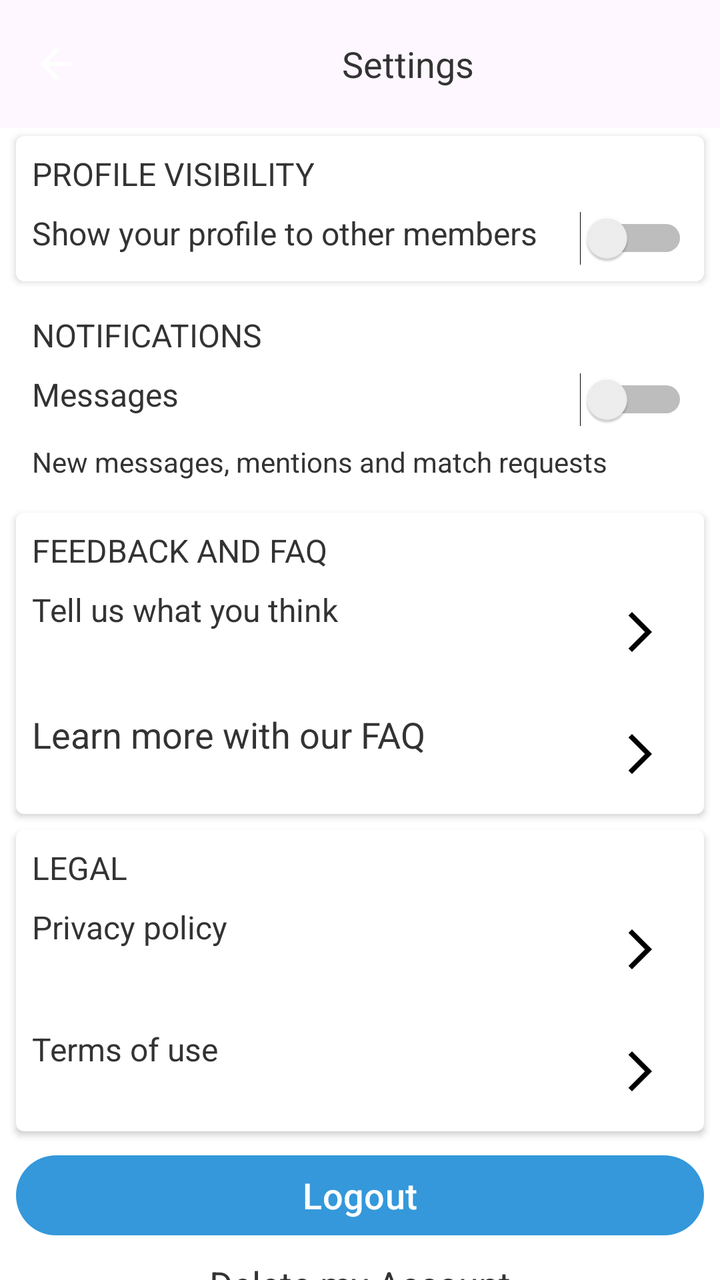
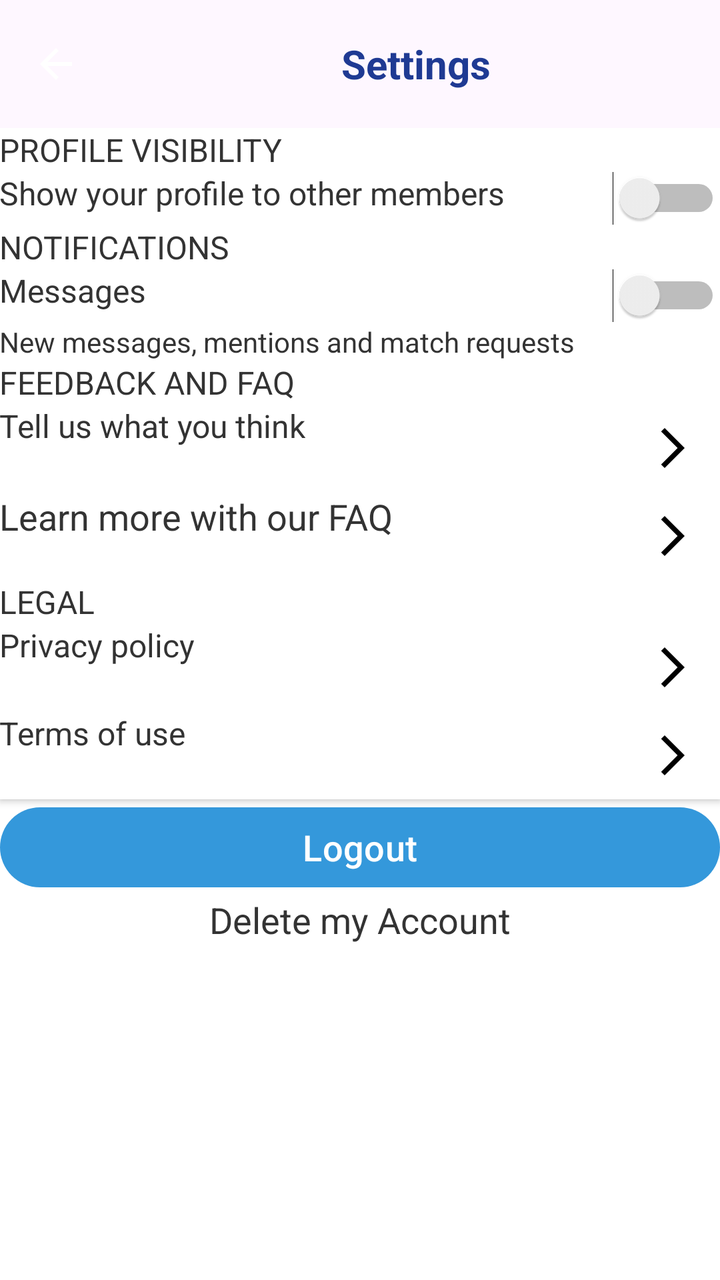

An Android layout rendered at two revisions. The XML below is the earlier revision; the diff shows what the commit changed to produce the second picture.
<!-- AndroidManifest.xml: application theme Theme.MSApplication -->
<!-- res/layout/activity_settings.xml -->
<?xml version="1.0" encoding="utf-8"?>
<androidx.coordinatorlayout.widget.CoordinatorLayout xmlns:android="http://schemas.android.com/apk/res/android"
    xmlns:app="http://schemas.android.com/apk/res-auto"
    xmlns:tools="http://schemas.android.com/tools"
    android:layout_width="match_parent"
    android:layout_height="match_parent"
    tools:context=".SettingsActivity">

    <com.google.android.material.appbar.AppBarLayout
        android:layout_width="match_parent"
        android:layout_height="wrap_content"
        android:theme="@style/ThemeOverlay.MaterialComponents.Dark.ActionBar">

        <com.google.android.material.appbar.MaterialToolbar
            android:id="@+id/toolbar"
            android:layout_width="match_parent"
            android:layout_height="?attr/actionBarSize"
            android:elevation="4dp"
            app:layout_scrollFlags="scroll|enterAlways"
            app:navigationIcon="?android:attr/homeAsUpIndicator"
            app:titleTextColor="@color/black">

            <TextView
                android:layout_width="match_parent"
                android:layout_height="wrap_content"
                android:layout_marginEnd="8dp"
                android:text="@string/settings"
                android:textAlignment="center"
                android:textSize="18sp" />

        </com.google.android.material.appbar.MaterialToolbar>

    </com.google.android.material.appbar.AppBarLayout>

    <androidx.core.widget.NestedScrollView
        android:layout_width="match_parent"
        android:layout_height="match_parent"
        app:layout_behavior="@string/appbar_scrolling_view_behavior">

        <LinearLayout
            android:layout_width="match_parent"
            android:layout_height="match_parent"
            android:orientation="vertical">

            <androidx.cardview.widget.CardView
                android:id="@+id/profileVisibility"
                android:layout_width="match_parent"
                android:layout_height="wrap_content"
                android:layout_marginHorizontal="8dp"
                android:layout_marginVertical="4dp"
                android:elevation="4dp"
                android:paddingTop="16dp"
                app:cardCornerRadius="4dp">

                <LinearLayout
                    android:layout_width="match_parent"
                    android:layout_height="wrap_content"
                    android:orientation="vertical"
                    android:paddingHorizontal="8dp">

                    <TextView
                        android:layout_width="wrap_content"
                        android:layout_height="wrap_content"
                        android:layout_marginTop="8dp"
                        android:text="@string/profile_visibility"
                        android:textSize="16sp" />

                    <LinearLayout
                        android:layout_width="match_parent"
                        android:layout_height="wrap_content"
                        android:layout_marginVertical="8dp"
                        android:orientation="horizontal">

                        <TextView
                            android:layout_width="0dp"
                            android:layout_height="wrap_content"
                            android:layout_weight="1"
                            android:text="@string/show_your_profile_to_other_members"
                            android:textSize="16sp" />

                        <Switch
                            android:layout_width="wrap_content"
                            android:layout_height="wrap_content"
                            android:layout_gravity="end"
                            tools:ignore="UseSwitchCompatOrMaterialXml" />

                    </LinearLayout>

                </LinearLayout>
            </androidx.cardview.widget.CardView>

            <androidx.cardview.widget.CardView
                android:id="@+id/notifications"
                android:layout_width="match_parent"
                android:layout_height="wrap_content"
                android:layout_marginHorizontal="8dp"
                android:layout_marginVertical="4dp"
                android:elevation="4dp"
                app:cardCornerRadius="4dp">

                <LinearLayout
                    android:layout_width="match_parent"
                    android:layout_height="wrap_content"
                    android:orientation="vertical"
                    android:paddingHorizontal="8dp">

                    <TextView
                        android:layout_width="wrap_content"
                        android:layout_height="wrap_content"
                        android:layout_marginTop="8dp"
                        android:text="@string/notifications"
                        android:textAllCaps="true"
                        android:textSize="16sp" />

                    <LinearLayout
                        android:layout_width="match_parent"
                        android:layout_height="wrap_content"
                        android:layout_marginVertical="8dp"
                        android:orientation="horizontal">

                        <TextView
                            android:layout_width="0dp"
                            android:layout_height="wrap_content"
                            android:layout_weight="1"
                            android:text="@string/messages"
                            android:textSize="16sp" />

                        <Switch
                            android:layout_width="wrap_content"
                            android:layout_height="wrap_content"
                            android:layout_gravity="end"
                            tools:ignore="UseSwitchCompatOrMaterialXml" />

                    </LinearLayout>

                    <TextView
                        android:layout_width="match_parent"
                        android:layout_height="wrap_content"
                        android:layout_marginBottom="8dp"
                        android:text="@string/new_messages_mentions_and_match_requests" />

                </LinearLayout>
            </androidx.cardview.widget.CardView>

            <androidx.cardview.widget.CardView
                android:id="@+id/feedback_faq"
                android:layout_width="match_parent"
                android:layout_height="wrap_content"
                android:layout_marginHorizontal="8dp"
                android:layout_marginVertical="4dp"
                android:elevation="4dp"
                app:cardCornerRadius="4dp">

                <LinearLayout
                    android:layout_width="match_parent"
                    android:layout_height="wrap_content"
                    android:orientation="vertical"
                    android:paddingHorizontal="8dp">

                    <TextView
                        android:layout_width="wrap_content"
                        android:layout_height="wrap_content"
                        android:layout_marginTop="8dp"
                        android:text="@string/feedback_and_faq"
                        android:textSize="16sp" />

                    <LinearLayout
                        android:layout_width="match_parent"
                        android:layout_height="wrap_content"
                        android:layout_marginVertical="8dp"
                        android:orientation="horizontal">

                        <TextView
                            android:layout_width="0dp"
                            android:layout_height="wrap_content"
                            android:layout_weight="1"
                            android:text="@string/tell_us_what_you_think"
                            android:textSize="16sp" />

                        <ImageButton
                            android:layout_width="wrap_content"
                            android:layout_height="wrap_content"
                            android:layout_gravity="end"
                            android:backgroundTint="@color/healthWhite"
                            android:src="@drawable/ic_arrow_forward" />
                    </LinearLayout>

                    <androidx.appcompat.widget.AppCompatImageView
                        android:layout_width="match_parent"
                        android:layout_height="1dp"
                        android:alpha="0.5" />


                    <LinearLayout
                        android:layout_width="match_parent"
                        android:layout_height="wrap_content"
                        android:layout_marginVertical="8dp"
                        android:orientation="horizontal">

                        <TextView
                            android:layout_width="0dp"
                            android:layout_height="wrap_content"
                            android:layout_weight="1"
                            android:text="@string/learn_more_with_our_faq"
                            android:textSize="18sp" />

                        <ImageButton
                            android:layout_width="wrap_content"
                            android:layout_height="wrap_content"
                            android:layout_gravity="end"
                            android:backgroundTint="@color/healthWhite"
                            android:src="@drawable/ic_arrow_forward" />
                    </LinearLayout>
                </LinearLayout>
            </androidx.cardview.widget.CardView>

            <androidx.cardview.widget.CardView
                android:id="@+id/legal_card_view"
                android:layout_width="match_parent"
                android:layout_height="wrap_content"
                android:layout_marginHorizontal="8dp"
                android:layout_marginVertical="4dp"
                android:elevation="4dp"
                app:cardCornerRadius="4dp">

                <LinearLayout
                    android:layout_width="match_parent"
                    android:layout_height="wrap_content"
                    android:orientation="vertical"
                    android:paddingHorizontal="8dp">

                    <TextView
                        android:layout_width="wrap_content"
                        android:layout_height="wrap_content"
                        android:layout_marginTop="8dp"
                        android:text="@string/legal"
                        android:textSize="16sp" />

                    <LinearLayout
                        android:layout_width="match_parent"
                        android:layout_height="wrap_content"
                        android:layout_marginVertical="8dp"
                        android:orientation="horizontal">

                        <TextView
                            android:layout_width="0dp"
                            android:layout_height="wrap_content"
                            android:layout_weight="1"
                            android:text="@string/privacy_policy"
                            android:textSize="16sp" />

                        <ImageButton
                            android:layout_width="wrap_content"
                            android:layout_height="wrap_content"
                            android:layout_gravity="end"
                            android:backgroundTint="@color/healthWhite"
                            android:src="@drawable/ic_arrow_forward" />
                    </LinearLayout>

                    <androidx.appcompat.widget.AppCompatImageView
                        android:layout_width="match_parent"
                        android:layout_height="1dp"
                        android:alpha="0.5" />


                    <LinearLayout
                        android:layout_width="match_parent"
                        android:layout_height="wrap_content"
                        android:layout_marginVertical="8dp"
                        android:orientation="horizontal">

                        <TextView
                            android:layout_width="0dp"
                            android:layout_height="wrap_content"
                            android:layout_weight="1"
                            android:text="@string/terms_of_use"
                            android:textSize="16sp" />

                        <ImageButton
                            android:layout_width="wrap_content"
                            android:layout_height="wrap_content"
                            android:layout_gravity="end"
                            android:backgroundTint="@color/healthWhite"
                            android:src="@drawable/ic_arrow_forward" />

                    </LinearLayout>
                </LinearLayout>
            </androidx.cardview.widget.CardView>

            <Button
                android:id="@+id/logout_btn"
                android:layout_width="match_parent"
                android:layout_height="wrap_content"
                android:layout_marginHorizontal="8dp"
                android:layout_marginVertical="4dp"
                android:text="@string/logout"
                android:textSize="18sp" />

            <TextView
                android:id="@+id/delete_account_tv"
                android:layout_width="match_parent"
                android:layout_height="wrap_content"
                android:layout_marginHorizontal="8dp"
                android:layout_marginVertical="4dp"
                android:gravity="center"
                android:paddingBottom="16dp"
                android:text="@string/delete_my_account"
                android:textSize="18sp" />

        </LinearLayout>

    </androidx.core.widget.NestedScrollView>

</androidx.coordinatorlayout.widget.CoordinatorLayout>
<!-- resources referenced by this layout -->
<resources>
  <color name="black">#FF000000</color>
  <color name="healthWhite">#FFFFFFFF</color>
  <!-- drawable ic_arrow_forward (drawable) -->
  <vector android:autoMirrored="true" android:height="24dp"
      android:tint="#000000" android:viewportHeight="24"
      android:viewportWidth="24" android:width="24dp" xmlns:android="http://schemas.android.com/apk/res/android">
      <path android:fillColor="@android:color/white" android:pathData="M6.23,20.23l1.77,1.77l10,-10l-10,-10l-1.77,1.77l8.23,8.23z"/>
  </vector>
  <string name="delete_my_account">Delete my Account</string>
  <string name="feedback_and_faq">FEEDBACK AND FAQ</string>
  <string name="learn_more_with_our_faq">Learn more with our FAQ</string>
  <string name="legal">LEGAL</string>
  <string name="logout">Logout</string>
  <string name="messages">Messages</string>
  <string name="new_messages_mentions_and_match_requests">New messages, mentions and match requests</string>
  <string name="notifications">Notifications</string>
  <string name="privacy_policy">Privacy policy</string>
  <string name="profile_visibility">PROFILE VISIBILITY</string>
  <string name="settings">Settings</string>
  <string name="show_your_profile_to_other_members">Show your profile to other members</string>
  <string name="tell_us_what_you_think">Tell us what you think</string>
  <string name="terms_of_use">Terms of use</string>
  <style name="Theme.MSApplication" parent="Base.Theme.MSApplication" />
  <style name="Base.Theme.MSApplication" parent="Theme.Material3.DayNight.NoActionBar">
  
  
          
          <item name="colorPrimary">@color/healthBlue</item>
  
          
          <item name="colorPrimaryDark">@color/healthDarkBlue</item>
  
          
          <item name="colorAccent">@color/healthGreen</item>
  
          
          <item name="android:windowBackground">@color/healthWhite</item>
  
          
          <item name="cardBackgroundColor">@color/healthWhite</item>
  
          
          <item name="android:textColor">@color/healthDarkGray</item>
  
      </style>
  <color name="healthBlue">#3498db</color>
  <color name="healthDarkBlue">#1f3a93</color>
  <color name="healthGreen">#2ecc71</color>
  <color name="healthDarkGray">#333333</color>
</resources>

<!-- the commit's change to res/layout/activity_settings.xml (unified diff, before → after) -->
@@ -15,7 +15,7 @@
             android:id="@+id/toolbar"
             android:layout_width="match_parent"
             android:layout_height="?attr/actionBarSize"
-            android:elevation="4dp"
+            android:elevation="@dimen/_4sdp"
             app:layout_scrollFlags="scroll|enterAlways"
             app:navigationIcon="?android:attr/homeAsUpIndicator"
             app:titleTextColor="@color/black">
@@ -23,10 +23,12 @@
             <TextView
                 android:layout_width="match_parent"
                 android:layout_height="wrap_content"
-                android:layout_marginEnd="8dp"
+                android:layout_marginEnd="@dimen/_8sdp"
                 android:text="@string/settings"
                 android:textAlignment="center"
-                android:textSize="18sp" />
+                android:textColor="@color/healthDarkBlue"
+                android:textSize="20sp"
+                android:textStyle="bold" />
 
         </com.google.android.material.appbar.MaterialToolbar>
 
@@ -46,29 +48,29 @@
                 android:id="@+id/profileVisibility"
                 android:layout_width="match_parent"
                 android:layout_height="wrap_content"
-                android:layout_marginHorizontal="8dp"
-                android:layout_marginVertical="4dp"
-                android:elevation="4dp"
-                android:paddingTop="16dp"
-                app:cardCornerRadius="4dp">
+                android:layout_marginHorizontal="@dimen/_8sdp"
+                android:layout_marginVertical="@dimen/_4sdp"
+                android:elevation="@dimen/_4sdp"
+                android:paddingTop="@dimen/_16sdp"
+                app:cardCornerRadius="@dimen/_4sdp">
 
                 <LinearLayout
                     android:layout_width="match_parent"
                     android:layout_height="wrap_content"
                     android:orientation="vertical"
-                    android:paddingHorizontal="8dp">
+                    android:paddingHorizontal="@dimen/_8sdp">
 
                     <TextView
                         android:layout_width="wrap_content"
                         android:layout_height="wrap_content"
-                        android:layout_marginTop="8dp"
+                        android:layout_marginTop="@dimen/_8sdp"
                         android:text="@string/profile_visibility"
                         android:textSize="16sp" />
 
                     <LinearLayout
                         android:layout_width="match_parent"
                         android:layout_height="wrap_content"
-                        android:layout_marginVertical="8dp"
+                        android:layout_marginVertical="@dimen/_8sdp"
                         android:orientation="horizontal">
 
                         <TextView
@@ -87,27 +89,28 @@
                     </LinearLayout>
 
                 </LinearLayout>
+
             </androidx.cardview.widget.CardView>
 
             <androidx.cardview.widget.CardView
                 android:id="@+id/notifications"
                 android:layout_width="match_parent"
                 android:layout_height="wrap_content"
-                android:layout_marginHorizontal="8dp"
-                android:layout_marginVertical="4dp"
-                android:elevation="4dp"
-                app:cardCornerRadius="4dp">
+                android:layout_marginHorizontal="@dimen/_8sdp"
+                android:layout_marginVertical="@dimen/_4sdp"
+                android:elevation="@dimen/_4sdp"
+                app:cardCornerRadius="@dimen/_4sdp">
 
                 <LinearLayout
                     android:layout_width="match_parent"
                     android:layout_height="wrap_content"
                     android:orientation="vertical"
-                    android:paddingHorizontal="8dp">
+                    android:paddingHorizontal="@dimen/_8sdp">
 
                     <TextView
                         android:layout_width="wrap_content"
                         android:layout_height="wrap_content"
-                        android:layout_marginTop="8dp"
+                        android:layout_marginTop="@dimen/_8sdp"
                         android:text="@string/notifications"
                         android:textAllCaps="true"
                         android:textSize="16sp" />
@@ -115,7 +118,7 @@
                     <LinearLayout
                         android:layout_width="match_parent"
                         android:layout_height="wrap_content"
-                        android:layout_marginVertical="8dp"
+                        android:layout_marginVertical="@dimen/_8sdp"
                         android:orientation="horizontal">
 
                         <TextView
@@ -136,7 +139,7 @@
                     <TextView
                         android:layout_width="match_parent"
                         android:layout_height="wrap_content"
-                        android:layout_marginBottom="8dp"
+                        android:layout_marginBottom="@dimen/_8sdp"
                         android:text="@string/new_messages_mentions_and_match_requests" />
 
                 </LinearLayout>
@@ -146,28 +149,28 @@
                 android:id="@+id/feedback_faq"
                 android:layout_width="match_parent"
                 android:layout_height="wrap_content"
-                android:layout_marginHorizontal="8dp"
-                android:layout_marginVertical="4dp"
-                android:elevation="4dp"
-                app:cardCornerRadius="4dp">
+                android:layout_marginHorizontal="@dimen/_8sdp"
+                android:layout_marginVertical="@dimen/_4sdp"
+                android:elevation="@dimen/_4sdp"
+                app:cardCornerRadius="@dimen/_4sdp">
 
                 <LinearLayout
                     android:layout_width="match_parent"
                     android:layout_height="wrap_content"
                     android:orientation="vertical"
-                    android:paddingHorizontal="8dp">
+                    android:paddingHorizontal="@dimen/_8sdp">
 
                     <TextView
                         android:layout_width="wrap_content"
                         android:layout_height="wrap_content"
-                        android:layout_marginTop="8dp"
+                        android:layout_marginTop="@dimen/_8sdp"
                         android:text="@string/feedback_and_faq"
                         android:textSize="16sp" />
 
                     <LinearLayout
                         android:layout_width="match_parent"
                         android:layout_height="wrap_content"
-                        android:layout_marginVertical="8dp"
+                        android:layout_marginVertical="@dimen/_8sdp"
                         android:orientation="horizontal">
 
                         <TextView
@@ -187,14 +190,14 @@
 
                     <androidx.appcompat.widget.AppCompatImageView
                         android:layout_width="match_parent"
-                        android:layout_height="1dp"
+                        android:layout_height="@dimen/_16sdp"
                         android:alpha="0.5" />
 
 
                     <LinearLayout
                         android:layout_width="match_parent"
                         android:layout_height="wrap_content"
-                        android:layout_marginVertical="8dp"
+                        android:layout_marginVertical="@dimen/_8sdp"
                         android:orientation="horizontal">
 
                         <TextView
@@ -218,28 +221,28 @@
                 android:id="@+id/legal_card_view"
                 android:layout_width="match_parent"
                 android:layout_height="wrap_content"
-                android:layout_marginHorizontal="8dp"
-                android:layout_marginVertical="4dp"
-                android:elevation="4dp"
-                app:cardCornerRadius="4dp">
+                android:layout_marginHorizontal="@dimen/_8sdp"
+                android:layout_marginVertical="@dimen/_4sdp"
+                android:elevation="@dimen/_4sdp"
+                app:cardCornerRadius="@dimen/_4sdp">
 
                 <LinearLayout
                     android:layout_width="match_parent"
                     android:layout_height="wrap_content"
                     android:orientation="vertical"
-                    android:paddingHorizontal="8dp">
+                    android:paddingHorizontal="@dimen/_8sdp">
 
                     <TextView
                         android:layout_width="wrap_content"
                         android:layout_height="wrap_content"
-                        android:layout_marginTop="8dp"
+                        android:layout_marginTop="@dimen/_8sdp"
                         android:text="@string/legal"
                         android:textSize="16sp" />
 
                     <LinearLayout
                         android:layout_width="match_parent"
                         android:layout_height="wrap_content"
-                        android:layout_marginVertical="8dp"
+                        android:layout_marginVertical="@dimen/_8sdp"
                         android:orientation="horizontal">
 
                         <TextView
@@ -259,14 +262,14 @@
 
                     <androidx.appcompat.widget.AppCompatImageView
                         android:layout_width="match_parent"
-                        android:layout_height="1dp"
+                        android:layout_height="@dimen/_1sdp"
                         android:alpha="0.5" />
 
 
                     <LinearLayout
                         android:layout_width="match_parent"
                         android:layout_height="wrap_content"
-                        android:layout_marginVertical="8dp"
+                        android:layout_marginVertical="@dimen/_8sdp"
                         android:orientation="horizontal">
 
                         <TextView
@@ -291,8 +294,8 @@
                 android:id="@+id/logout_btn"
                 android:layout_width="match_parent"
                 android:layout_height="wrap_content"
-                android:layout_marginHorizontal="8dp"
-                android:layout_marginVertical="4dp"
+                android:layout_marginHorizontal="@dimen/_8sdp"
+                android:layout_marginVertical="@dimen/_4sdp"
                 android:text="@string/logout"
                 android:textSize="18sp" />
 
@@ -300,10 +303,10 @@
                 android:id="@+id/delete_account_tv"
                 android:layout_width="match_parent"
                 android:layout_height="wrap_content"
-                android:layout_marginHorizontal="8dp"
-                android:layout_marginVertical="4dp"
+                android:layout_marginHorizontal="@dimen/_8sdp"
+                android:layout_marginVertical="@dimen/_4sdp"
                 android:gravity="center"
-                android:paddingBottom="16dp"
+                android:paddingBottom="@dimen/_16sdp"
                 android:text="@string/delete_my_account"
                 android:textSize="18sp" />
 
